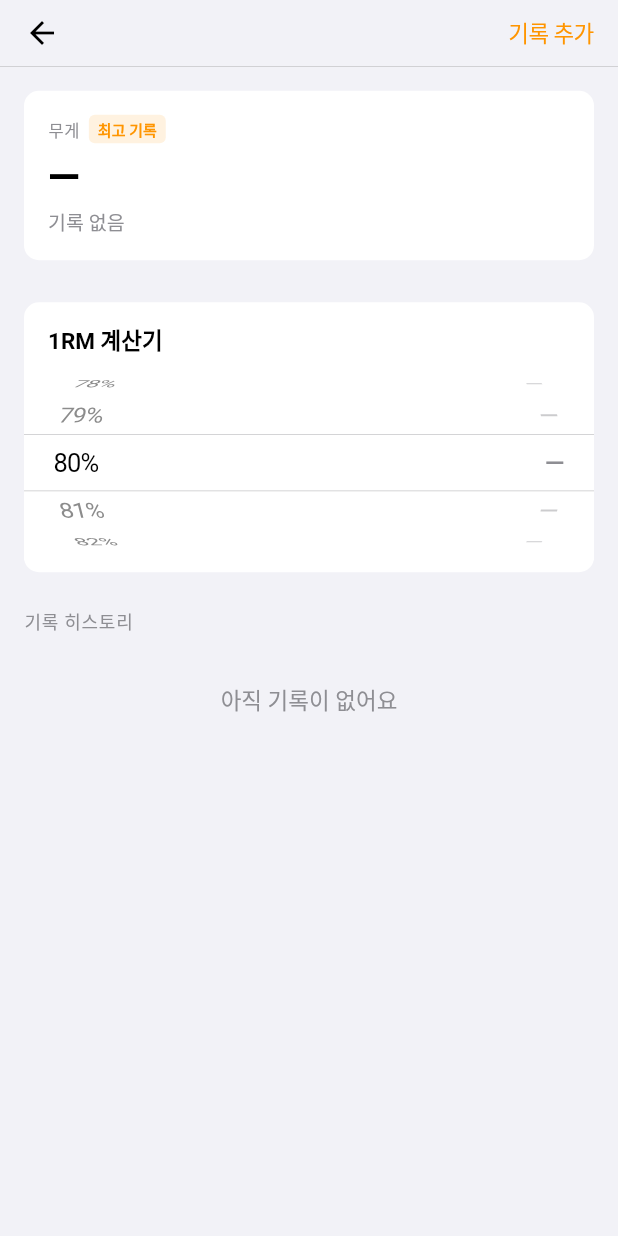
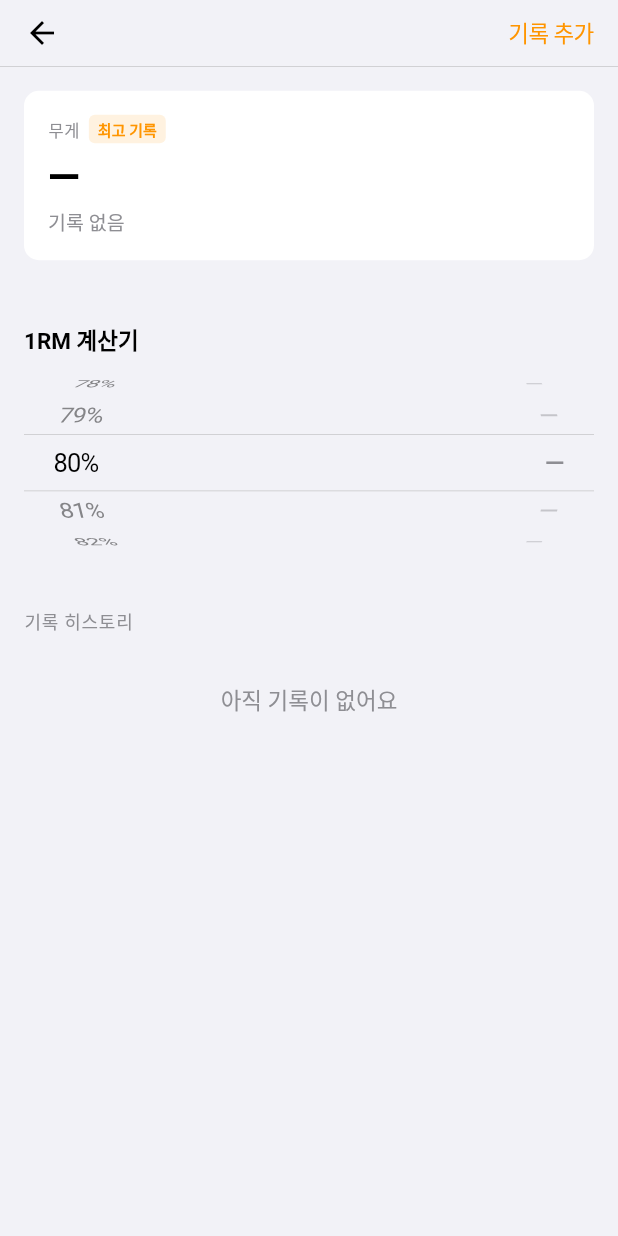
Before and after one commit to pyraworks/peaklog, a Flutter app: the ExerciseDetailScreen screen opened directly with empty values, on a phone screen of 412 x 824 dp. Run offline on Flutter 3.47's test engine with Material 3 defaults, Android fonts, the phone set to English and light mode, and no system bars; our stand-ins replace flutter_riverpod, flutter_slidable, google_fonts, share_plus, shared_preferences, sqflite; accounts and stored records are empty.

Commit message:
fix: remove white card box from 1RM picker, transparent background

```diff
--- a/lib/features/home/one_rm_panel.dart
+++ b/lib/features/home/one_rm_panel.dart
@@ -51,18 +51,13 @@ class _OneRmPanelState extends ConsumerState<OneRmPanel> {
       bestKg = oneReps.map((r) => r.weight!).reduce((a, b) => a > b ? a : b);
     }
 
-    return Container(
-      margin: const EdgeInsets.symmetric(horizontal: 16),
-      decoration: BoxDecoration(
-        color: AppTheme.card,
-        borderRadius: BorderRadius.circular(10),
-      ),
+    return Padding(
+      padding: const EdgeInsets.symmetric(horizontal: 16),
       child: Column(
         crossAxisAlignment: CrossAxisAlignment.start,
         children: [
-          // 헤더 행
           Padding(
-            padding: const EdgeInsets.fromLTRB(16, 14, 16, 0),
+            padding: const EdgeInsets.fromLTRB(0, 14, 0, 0),
             child: Row(
               mainAxisAlignment: MainAxisAlignment.spaceBetween,
               children: [
@@ -95,7 +90,7 @@ class _OneRmPanelState extends ConsumerState<OneRmPanel> {
               child: CupertinoPicker(
                 scrollController: _scrollController,
                 itemExtent: 38,
-                backgroundColor: AppTheme.card,
+                backgroundColor: Colors.transparent,
                 selectionOverlay: Container(
                   decoration: const BoxDecoration(
                     border: Border(
```
